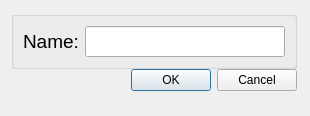
Ecotrust/delphos, file src/gui/add_alternative.ui: the form before one commit.
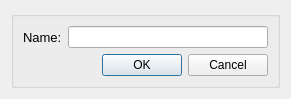
The form after the commit.

```diff
--- a/src/gui/add_alternative.ui
+++ b/src/gui/add_alternative.ui
@@ -5,44 +5,40 @@
    <rect>
     <x>0</x>
     <y>0</y>
-    <width>310</width>
-    <height>116</height>
+    <width>284</width>
+    <height>96</height>
    </rect>
   </property>
+  <property name="font" >
+   <font>
+    <family>Arial</family>
+    <pointsize>9</pointsize>
+   </font>
+  </property>
   <property name="windowTitle" >
    <string>Add Alternative</string>
   </property>
   <layout class="QHBoxLayout" >
    <item>
-    <layout class="QHBoxLayout" >
-     <property name="spacing" >
-      <number>0</number>
-     </property>
-     <item>
-      <layout class="QVBoxLayout" >
-       <property name="spacing" >
-        <number>0</number>
-       </property>
-       <item>
-        <layout class="QVBoxLayout" >
-         <property name="spacing" >
-          <number>0</number>
-         </property>
-         <item>
           <widget class="QGroupBox" name="groupBox_4" >
            <property name="font" >
             <font>
-             <pointsize>14</pointsize>
+       <pointsize>9</pointsize>
             </font>
            </property>
            <property name="title" >
             <string/>
            </property>
-           <layout class="QHBoxLayout" >
+     <layout class="QVBoxLayout" >
             <item>
              <layout class="QHBoxLayout" >
               <item>
                <widget class="QLabel" name="name_label" >
+          <property name="font" >
+           <font>
+            <pointsize>10</pointsize>
+           </font>
+          </property>
                 <property name="text" >
                  <string>Name:</string>
                 </property>
@@ -56,6 +52,11 @@
                   <height>0</height>
                  </size>
                 </property>
+          <property name="font" >
+           <font>
+            <pointsize>9</pointsize>
+           </font>
+          </property>
                 <property name="focusPolicy" >
                  <enum>Qt::StrongFocus</enum>
                 </property>
@@ -66,9 +67,6 @@
               </item>
              </layout>
             </item>
-           </layout>
-          </widget>
-         </item>
          <item>
           <layout class="QHBoxLayout" >
            <item>
@@ -94,36 +92,7 @@
           </layout>
          </item>
         </layout>
-       </item>
-       <item>
-        <spacer>
-         <property name="orientation" >
-          <enum>Qt::Vertical</enum>
-         </property>
-         <property name="sizeHint" >
-          <size>
-           <width>0</width>
-           <height>16</height>
-          </size>
-         </property>
-        </spacer>
-       </item>
-      </layout>
-     </item>
-     <item>
-      <spacer>
-       <property name="orientation" >
-        <enum>Qt::Horizontal</enum>
-       </property>
-       <property name="sizeHint" >
-        <size>
-         <width>40</width>
-         <height>20</height>
-        </size>
-       </property>
-      </spacer>
-     </item>
-    </layout>
+    </widget>
    </item>
   </layout>
  </widget>
```
Left out of the diff: 3 changed lines with no effect on the pictures. Lines whose indentation alone changed are shown as unchanged.
